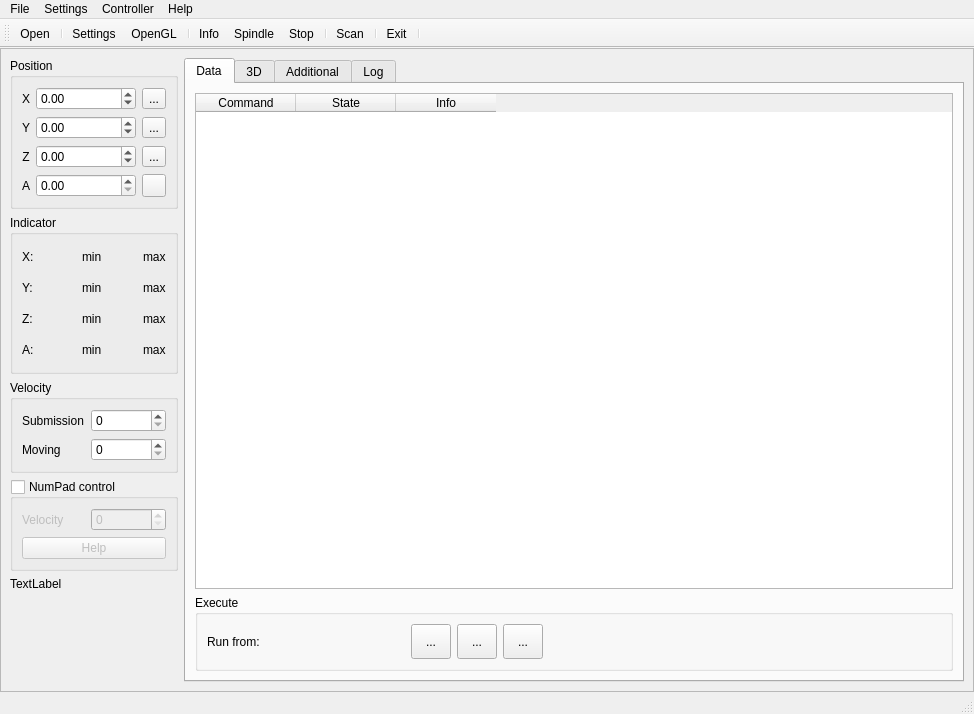
The window that sources/forms/MainWindow.ui (eduard-x/cnc-qt) describes before a commit, drawn with Qt 5.
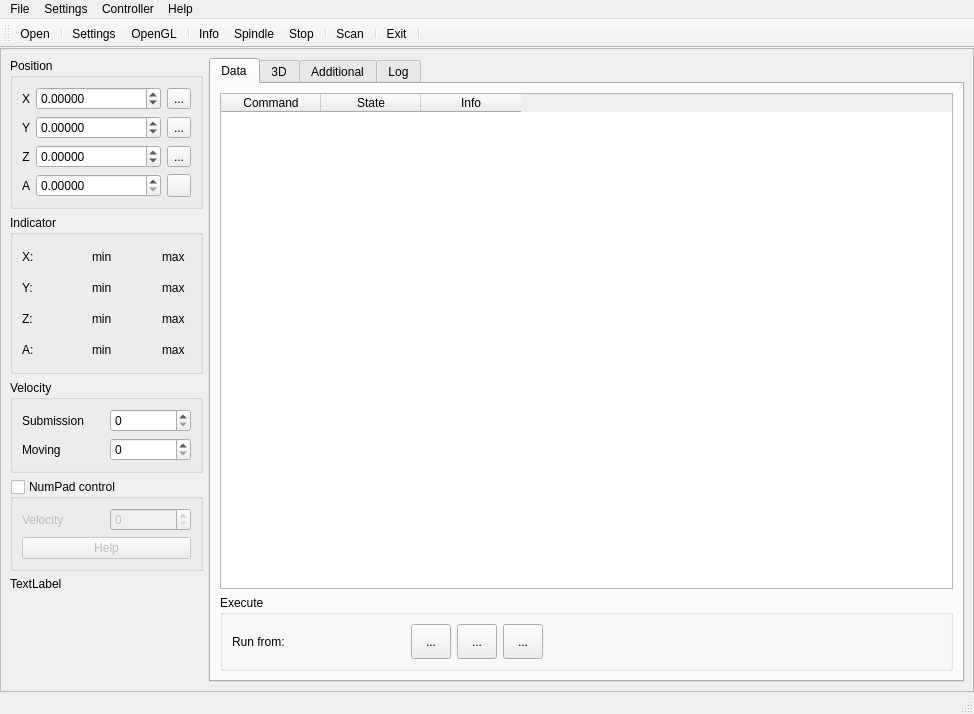
The same window after the commit. Icons and pictures are not drawn.

The edit to the form file:
```diff
--- a/sources/forms/MainWindow.ui
+++ b/sources/forms/MainWindow.ui
@@ -97,10 +97,13 @@
              <widget class="QDoubleSpinBox" name="numPosX">
               <property name="minimumSize">
                <size>
-                <width>100</width>
+                <width>125</width>
                 <height>0</height>
                </size>
               </property>
+              <property name="decimals">
+               <number>5</number>
+              </property>
               <property name="minimum">
                <double>-999.990000000000009</double>
               </property>
@@ -123,10 +126,13 @@
              <widget class="QDoubleSpinBox" name="numPosY">
               <property name="minimumSize">
                <size>
-                <width>100</width>
+                <width>125</width>
                 <height>0</height>
                </size>
               </property>
+              <property name="decimals">
+               <number>5</number>
+              </property>
               <property name="minimum">
                <double>-999.990000000000009</double>
               </property>
@@ -149,10 +155,13 @@
              <widget class="QDoubleSpinBox" name="numPosZ">
               <property name="minimumSize">
                <size>
-                <width>100</width>
+                <width>125</width>
                 <height>0</height>
                </size>
               </property>
+              <property name="decimals">
+               <number>5</number>
+              </property>
               <property name="minimum">
                <double>-999.990000000000009</double>
               </property>
@@ -175,10 +184,13 @@
              <widget class="QDoubleSpinBox" name="numAngleGrad">
               <property name="minimumSize">
                <size>
-                <width>100</width>
+                <width>125</width>
                 <height>0</height>
                </size>
               </property>
+              <property name="decimals">
+               <number>5</number>
+              </property>
              </widget>
             </item>
             <item row="3" column="3">
@@ -406,6 +418,9 @@
                 <height>0</height>
                </size>
               </property>
+              <property name="maximum">
+               <number>9999</number>
+              </property>
              </widget>
             </item>
             <item row="0" column="0">
@@ -423,6 +438,9 @@
                 <height>0</height>
                </size>
               </property>
+              <property name="maximum">
+               <number>9999</number>
+              </property>
              </widget>
             </item>
             <item row="1" column="0">
@@ -462,6 +480,9 @@
                 <height>0</height>
                </size>
               </property>
+              <property name="maximum">
+               <number>9999</number>
+              </property>
              </widget>
             </item>
             <item row="1" column="0" colspan="2">
```
Left out of the diff: 10 changed lines with no effect on the pictures.
